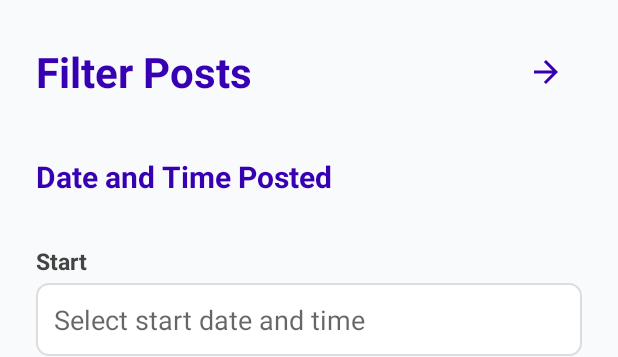
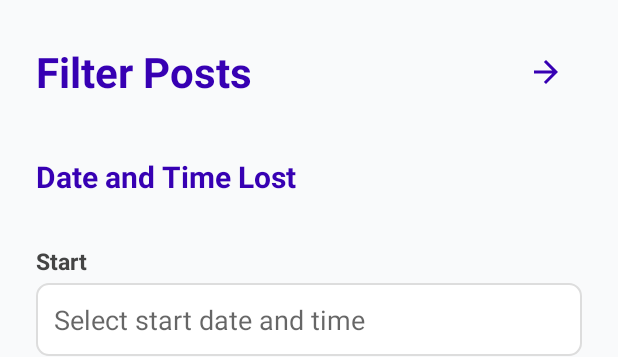
Before and after one commit to mahirathi/WatUFound, an Android app: the layout dialog_filter.xml on its own in the app's theme, with its tools: preview values and no code run, on a phone screen of 412 x 824 dp. Shown: the top 357 px of the screen. Run offline under Robolectric (Android 15) with nearby library versions, the phone set to English and light mode, and no system bars.

Commit message:
dialog filter text updated

```diff
--- a/app/src/main/res/layout/dialog_filter.xml
+++ b/app/src/main/res/layout/dialog_filter.xml
@@ -50,7 +50,7 @@
             <TextView
                 android:layout_width="match_parent"
                 android:layout_height="wrap_content"
-                android:text="Date and Time Posted"
+                android:text="Date and Time Lost"
                 android:textSize="20sp"
                 android:textStyle="bold"
                 android:textColor="@color/tab_text_selected"
```
